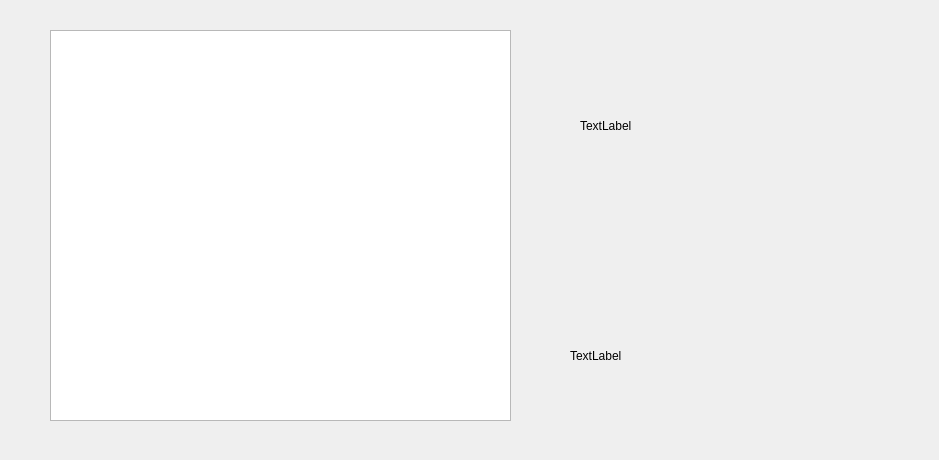
Before: the Qt Designer form mainscr.ui in LacThienPrime/Car_Rental_System, drawn with Qt 5.
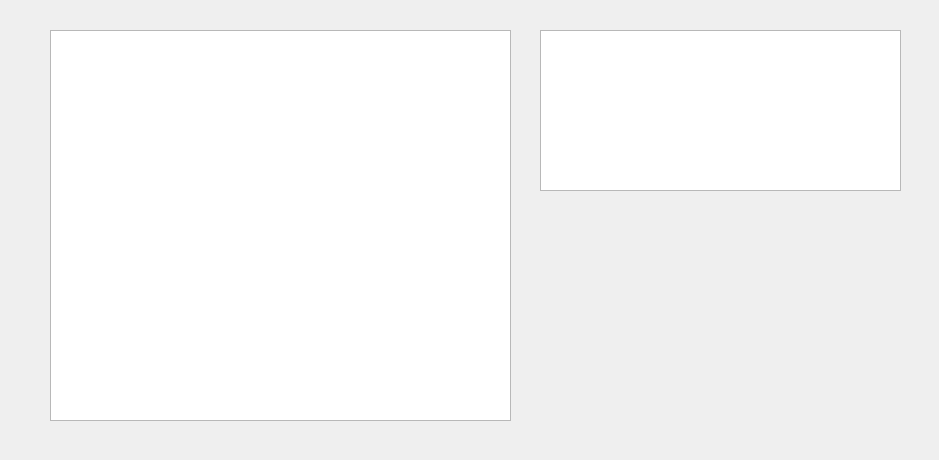
After: the same form once the commit is applied.

Diff of the .ui file:
```diff
--- a/mainscr.ui
+++ b/mainscr.ui
@@ -13,19 +13,6 @@
   <property name="windowTitle">
    <string>Dialog</string>
   </property>
-  <widget class="QLabel" name="label">
-   <property name="geometry">
-    <rect>
-     <x>580</x>
-     <y>60</y>
-     <width>311</width>
-     <height>131</height>
-    </rect>
-   </property>
-   <property name="text">
-    <string>TextLabel</string>
-   </property>
-  </widget>
   <widget class="QTableView" name="tableView">
    <property name="geometry">
     <rect>
@@ -36,18 +23,15 @@
     </rect>
    </property>
   </widget>
-  <widget class="QLabel" name="label_2">
+  <widget class="QListWidget" name="listWidget">
    <property name="geometry">
     <rect>
-     <x>570</x>
-     <y>290</y>
-     <width>341</width>
-     <height>131</height>
+     <x>540</x>
+     <y>30</y>
+     <width>361</width>
+     <height>161</height>
     </rect>
    </property>
-   <property name="text">
-    <string>TextLabel</string>
-   </property>
   </widget>
  </widget>
  <resources/>
```
